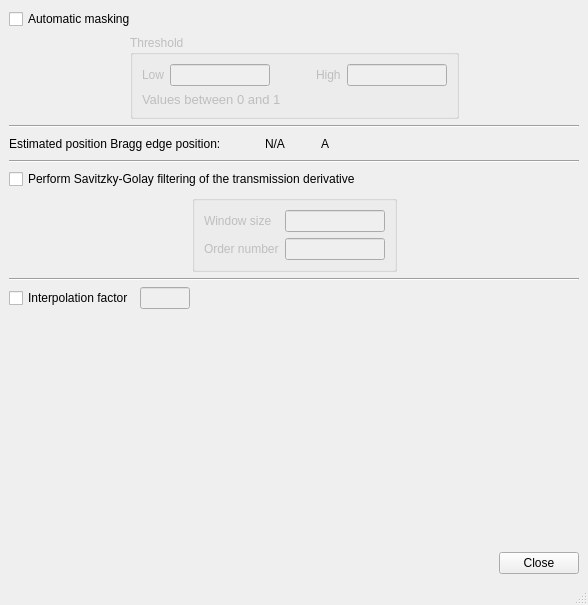
Old version of the form jupyter_notebooks/code/ui/ui_step3_settings.ui in the repository neutronimaging/ToFImaging.
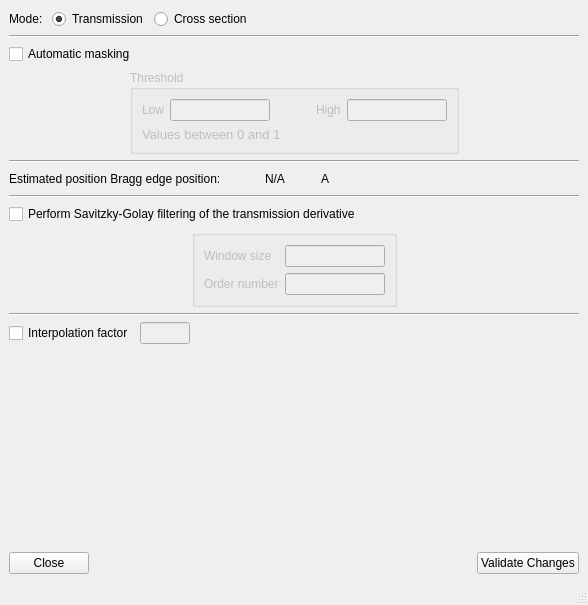
New version of the form.

Commit message: step3 config. this refs #74

What changed in the file:
```diff
--- a/jupyter_notebooks/code/ui/ui_step3_settings.ui
+++ b/jupyter_notebooks/code/ui/ui_step3_settings.ui
@@ -17,6 +17,58 @@
    <layout class="QVBoxLayout" name="verticalLayout_4">
     <item>
      <layout class="QVBoxLayout" name="verticalLayout_2">
+      <item>
+       <layout class="QHBoxLayout" name="horizontalLayout_8">
+        <item>
+         <widget class="QLabel" name="label_5">
+          <property name="text">
+           <string>Mode: </string>
+          </property>
+         </widget>
+        </item>
+        <item>
+         <layout class="QHBoxLayout" name="horizontalLayout_9">
+          <item>
+           <widget class="QRadioButton" name="transmission_mode_radioButton">
+            <property name="text">
+             <string>Transmission</string>
+            </property>
+            <property name="checked">
+             <bool>true</bool>
+            </property>
+           </widget>
+          </item>
+          <item>
+           <widget class="QRadioButton" name="cross_section_mode_radioButton">
+            <property name="text">
+             <string>Cross section</string>
+            </property>
+           </widget>
+          </item>
+          <item>
+           <spacer name="horizontalSpacer_9">
+            <property name="orientation">
+             <enum>Qt::Horizontal</enum>
+            </property>
+            <property name="sizeHint" stdset="0">
+             <size>
+              <width>40</width>
+              <height>20</height>
+             </size>
+            </property>
+           </spacer>
+          </item>
+         </layout>
+        </item>
+       </layout>
+      </item>
+      <item>
+       <widget class="Line" name="line_4">
+        <property name="orientation">
+         <enum>Qt::Horizontal</enum>
+        </property>
+       </widget>
+      </item>
       <item>
        <widget class="QCheckBox" name="automatic_masking_checkBox">
         <property name="text">
@@ -392,26 +444,13 @@
       <property name="sizeHint" stdset="0">
        <size>
         <width>20</width>
-        <height>124</height>
+        <height>73</height>
        </size>
       </property>
      </spacer>
     </item>
     <item>
      <layout class="QHBoxLayout" name="horizontalLayout_7">
-      <item>
-       <spacer name="horizontalSpacer_8">
-        <property name="orientation">
-         <enum>Qt::Horizontal</enum>
-        </property>
-        <property name="sizeHint" stdset="0">
-         <size>
-          <width>40</width>
-          <height>20</height>
-         </size>
-        </property>
-       </spacer>
-      </item>
       <item>
        <widget class="QPushButton" name="close_pushButton">
         <property name="text">
@@ -419,6 +458,26 @@
         </property>
        </widget>
       </item>
+      <item>
+       <spacer name="horizontalSpacer_8">
+        <property name="orientation">
+         <enum>Qt::Horizontal</enum>
+        </property>
+        <property name="sizeHint" stdset="0">
+         <size>
+          <width>40</width>
+          <height>20</height>
+         </size>
+        </property>
+       </spacer>
+      </item>
+      <item>
+       <widget class="QPushButton" name="validate_changed_pushButton">
+        <property name="text">
+         <string>Validate Changes</string>
+        </property>
+       </widget>
+      </item>
      </layout>
     </item>
    </layout>
```
Left out of the diff: 19 changed lines with no effect on the pictures. The commit also changes 4 other files.
